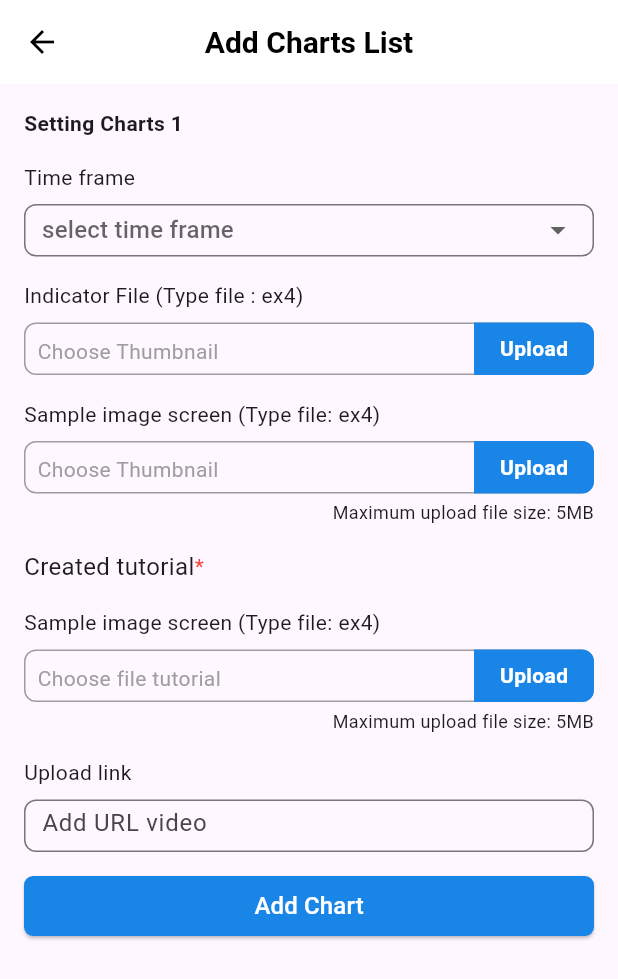
After one commit to Aqsaaaa/Trading_App, a Flutter app: the AddChartsPage screen opened by its route, on a phone screen of 412 x 824 dp. The commit adds this screen. Shown: the top 979 px of the screen. Run offline on Flutter 3.47's test engine with Material 3 defaults, Android fonts, the phone set to English and light mode, and no system bars; our stand-ins replace flutter_svg, go_router.

Commit message:
feat: add ui add charts page

```diff
--- a/lib/main.dart
+++ b/lib/main.dart
@@ -1,6 +1,7 @@
 import 'package:flutter/material.dart';
 import 'package:go_router/go_router.dart';
 import 'package:trading_app/modules/landing_page/landing_page.dart';
+import 'package:trading_app/modules/profile/view/add_my_charts.dart';
 import 'package:trading_app/modules/profile/view/my_charts_list_page.dart';
 import 'package:trading_app/modules/profile/view/verification_page.dart';
 import 'package:trading_app/modules/wallet/view/instruction/bri_page.dart';
@@ -95,6 +96,10 @@ final GoRouter router = GoRouter(
       builder: (context, state) => const MyChartsListPage(),
     ),
     GoRoute(
+      path: '/AddMyCharts',
+      builder: (context, state) => const AddChartsPage(),
+    ),
+    GoRoute(
       path: '/Verification',
       builder: (context, state) => const VerificationPage(),
     ),
--- /dev/null
+++ b/lib/modules/profile/view/add_my_charts.dart
@@ -0,0 +1,340 @@
+import 'package:flutter/material.dart';
+import 'package:go_router/go_router.dart';
+import 'package:trading_app/gen/colors.gen.dart';
+
+class AddChartsPage extends StatelessWidget {
+  const AddChartsPage({Key? key}) : super(key: key);
+
+  @override
+  Widget build(BuildContext context) {
+    return Scaffold(
+      appBar: AppBar(
+        backgroundColor: ColorName.white,
+        elevation: 0,
+        leading: IconButton(
+          icon: const Icon(
+            Icons.arrow_back,
+            color: Colors.black,
+          ),
+          onPressed: () => context.go('/profile'),
+        ),
+        title: const Text(
+          'Add Charts List',
+          style: TextStyle(
+            color: Colors.black,
+            fontSize: 20,
+            fontWeight: FontWeight.bold,
+          ),
+        ),
+        centerTitle: true,
+      ),
+      body: Padding(
+        padding: const EdgeInsets.all(16.0),
+        child: Column(
+          crossAxisAlignment: CrossAxisAlignment.start,
+          children: [
+            const Text(
+              'Setting Charts 1',
+              style: TextStyle(fontWeight: FontWeight.bold),
+            ),
+            const SizedBox(height: 16),
+            const Text(
+              'Time frame',
+            ),
+            const SizedBox(height: 8),
+            SizedBox(
+              height: 35,
+              child: DropdownButtonFormField<String>(
+                decoration: InputDecoration(
+                  border: OutlineInputBorder(
+                    borderRadius: BorderRadius.circular(8),
+                  ),
+                  contentPadding: const EdgeInsets.all(8),
+                  hintText: 'select time frame',
+                ),
+                items: const [
+                  DropdownMenuItem<String>(
+                    value: 'M1',
+                    child: Row(
+                      children: [
+                        Text('M1'),
+                      ],
+                    ),
+                  ),
+                  DropdownMenuItem<String>(
+                    value: 'M5',
+                    child: Row(
+                      children: [
+                        Text('M5'),
+                      ],
+                    ),
+                  ),
+                  DropdownMenuItem<String>(
+                    value: 'M15',
+                    child: Row(
+                      children: [
+                        Text('M15'),
+                      ],
+                    ),
+                  ),
+                  DropdownMenuItem<String>(
+                    value: 'M30',
+                    child: Row(
+                      children: [
+                        Text('M30'),
+                      ],
+                    ),
+                  ),
+                  DropdownMenuItem<String>(
+                    value: 'H1',
+                    child: Row(
+                      children: [
+                        Text('H1'),
+                      ],
+                    ),
+                  ),
+                  DropdownMenuItem<String>(
+                    value: 'H2',
+                    child: Row(
+                      children: [
+                        Text('H2'),
+                      ],
+                    ),
+                  ),
+                ],
+                onChanged: (value) {},
+              ),
+            ),
+            const SizedBox(height: 16),
+            const Text(
+              'Indicator File (Type file : ex4)',
+            ),
+            const SizedBox(height: 8),
+            SizedBox(
+              height: 35,
+              child: Stack(
+                children: [
+                  Container(
+                    decoration: BoxDecoration(
+                      border: Border.all(color: Colors.grey, width: 1.0),
+                      borderRadius: BorderRadius.circular(8),
+                    ),
+                    padding: const EdgeInsets.all(8),
+                    width: double.infinity,
+                    child: const Text(
+                      'Choose Thumbnail',
+                      style: TextStyle(
+                        color: Colors.grey,
+                      ),
+                    ),
+                  ),
+                  Positioned(
+                    top: 0,
+                    bottom: 0,
+                    right: 0,
+                    child: GestureDetector(
+                      onTap: () {},
+                      child: Container(
+                        width: 80,
+                        decoration: const BoxDecoration(
+                          borderRadius: BorderRadius.only(
+                            topRight: Radius.circular(8),
+                            bottomRight: Radius.circular(8),
+                          ),
+                          color: ColorName.blue,
+                        ),
+                        child: const Center(
+                          child: Text(
+                            'Upload',
+                            style: TextStyle(
+                                color: ColorName.white,
+                                fontWeight: FontWeight.bold),
+                          ),
+                        ),
+                      ),
+                    ),
+                  ),
+                ],
+              ),
+            ),
+            const SizedBox(height: 16),
+            const Text(
+              'Sample image screen (Type file: ex4)',
+            ),
+            const SizedBox(height: 8),
+            SizedBox(
+              height: 35,
+              child: Stack(
+                children: [
+                  Container(
+                    decoration: BoxDecoration(
+                      border: Border.all(color: Colors.grey, width: 1.0),
+                      borderRadius: BorderRadius.circular(8),
+                    ),
+                    padding: const EdgeInsets.all(8),
+                    width: double.infinity,
+                    child: const Text(
+                      'Choose Thumbnail',
+                      style: TextStyle(
+                        color: Colors.grey,
+                      ),
+                    ),
+                  ),
+                  Positioned(
+                    top: 0,
+                    bottom: 0,
+                    right: 0,
+                    child: GestureDetector(
+                      onTap: () {},
+                      child: Container(
+                        width: 80,
+                        decoration: const BoxDecoration(
+                          borderRadius: BorderRadius.only(
+                            topRight: Radius.circular(8),
+                            bottomRight: Radius.circular(8),
+                          ),
+                          color: ColorName.blue,
+                        ),
+                        child: const Center(
+                          child: Text(
+                            'Upload',
+                            style: TextStyle(
+                                color: ColorName.white,
+                                fontWeight: FontWeight.bold),
+                          ),
+                        ),
+                      ),
+                    ),
+                  ),
+                ],
+              ),
+            ),
+            const SizedBox(height: 4),
+            const Row(
+              mainAxisAlignment: MainAxisAlignment.end,
+              children: [
+                Text(
+                  'Maximum upload file size: 5MB',
+                  style: TextStyle(fontSize: 12),
+                ),
+              ],
+            ),
+            const SizedBox(height: 16),
+            const Row(
+              children: [
+                Text(
+                  'Created tutorial',
+                  style: TextStyle(fontSize: 16),
+                ),
+                Text(
+                  '*',
+                  style: TextStyle(color: Colors.red),
+                ),
+              ],
+            ),
+            const SizedBox(height: 16),
+            const Text(
+              'Sample image screen (Type file: ex4)',
+            ),
+            const SizedBox(height: 8),
+            SizedBox(
+              height: 35,
+              child: Stack(
+                children: [
+                  Container(
+                    decoration: BoxDecoration(
+                      border: Border.all(color: Colors.grey, width: 1.0),
+                      borderRadius: BorderRadius.circular(8),
+                    ),
+                    padding: const EdgeInsets.all(8),
+                    width: double.infinity,
+                    child: const Text(
+                      'Choose file tutorial',
+                      style: TextStyle(
+                        color: Colors.grey,
+                      ),
+                    ),
+                  ),
+                  Positioned(
+                    top: 0,
+                    bottom: 0,
+                    right: 0,
+                    child: GestureDetector(
+                      onTap: () {},
+                      child: Container(
+                        width: 80,
+                        decoration: const BoxDecoration(
+                          borderRadius: BorderRadius.only(
+                            topRight: Radius.circular(8),
+                            bottomRight: Radius.circular(8),
+                          ),
+                          color: ColorName.blue,
+                        ),
+                        child: const Center(
+                          child: Text(
+                            'Upload',
+                            style: TextStyle(
+                                color: ColorName.white,
+                                fontWeight: FontWeight.bold),
+                          ),
+                        ),
+                      ),
+                    ),
+                  ),
+                ],
+              ),
+            ),
+            const SizedBox(height: 4),
+            const Row(
+              mainAxisAlignment: MainAxisAlignment.end,
+              children: [
+                Text(
+                  'Maximum upload file size: 5MB',
+                  style: TextStyle(fontSize: 12),
+                ),
+              ],
+            ),
+            const SizedBox(height: 16),
+            const Text(
+              'Upload link',
+            ),
+            const SizedBox(height: 8),
+            SizedBox(
+              height: 35,
+              child: TextFormField(
+                decoration: InputDecoration(
+                  border: OutlineInputBorder(
+                    borderRadius: BorderRadius.circular(8),
+                  ),
+                  contentPadding: const EdgeInsets.all(8),
+                  hintText: 'Add URL video',
+                ),
+              ),
+            ),
+            const SizedBox(height: 16),
+            SizedBox(
+              height: 40,
+              width: double.infinity,
+              child: ElevatedButton(
+                onPressed: () {},
+                style: ElevatedButton.styleFrom(
+                  foregroundColor: Colors.white,
+                  backgroundColor: ColorName.blue,
+                  shape: RoundedRectangleBorder(
+                    borderRadius: BorderRadius.circular(6),
+                  ),
+                ),
+                child: const Text(
+                  'Add Chart',
+                  style: TextStyle(
+                    fontSize: 16,
+                  ),
+                ),
+              ),
+            )
+          ],
+        ),
+      ),
+    );
+  }
+}
--- a/lib/modules/profile/view/my_charts_list_page.dart
+++ b/lib/modules/profile/view/my_charts_list_page.dart
@@ -39,7 +39,7 @@ class MyChartsListPage extends StatelessWidget {
               child: Align(
                 alignment: Alignment.centerRight,
                 child: GestureDetector(
-                  onTap: () {},
+                  onTap: () => context.go('/AddMyCharts'),
                   child: const Text(
                     '+ Add',
                     style: TextStyle(color: ColorName.blue, fontSize: 20),
--- a/lib/modules/profile/view/verification_page.dart
+++ b/lib/modules/profile/view/verification_page.dart
@@ -411,12 +411,3 @@ class VerificationPage extends StatelessWidget {
     );
   }
 }
-
-class BottomSheet extends StatelessWidget {
-  const BottomSheet({Key? key}) : super(key: key);
-
-  @override
-  Widget build(BuildContext context) {
-    return const Placeholder();
-  }
-}
```
